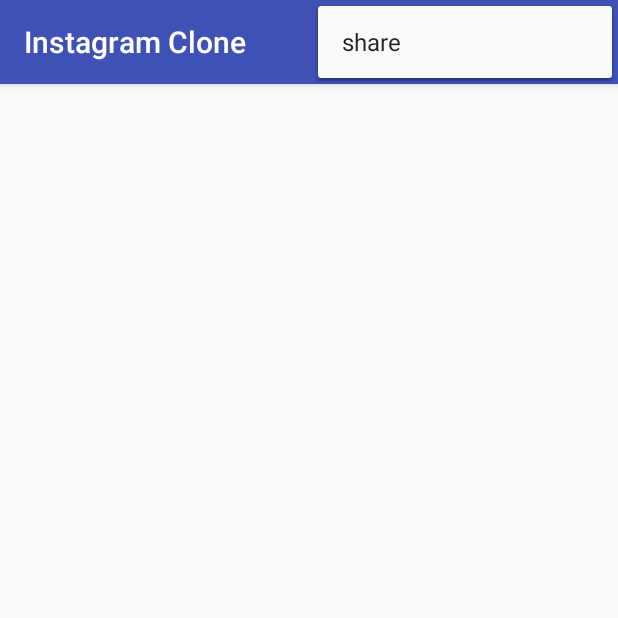
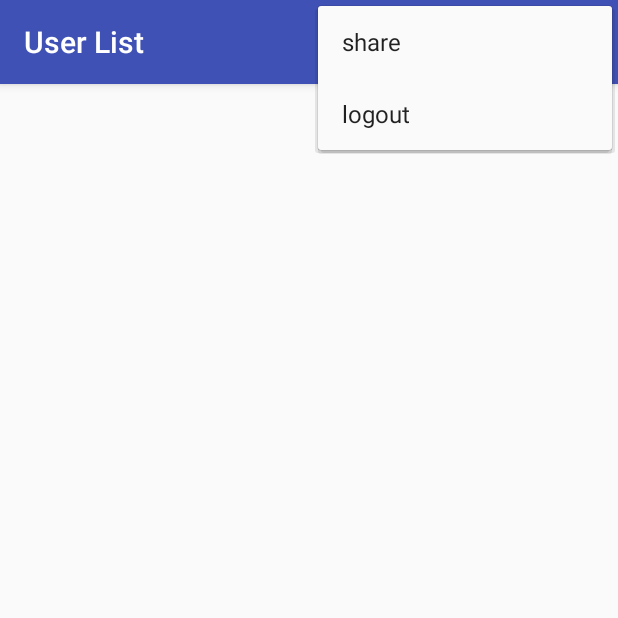
Before and after one commit to ADing4818/Instagram_Clone, an Android app: the UserListActivity screen opened directly, with no data from a screen before it, with the options menu open, on a phone screen of 412 x 824 dp, the top half of it. Run offline under Robolectric (Android 15) with nearby library versions, the phone set to English and light mode, and no system bars; libraries missing offline, so code that uses them is left out: com.parse; Roboto replaces fonts that are not available here; 4 statements that could not run were skipped.

Commit message:
When the user clicks on someone on the user list page, they can view the user's posts descending from their most recent post. Also, I added a logout button and made the title of each activity more appropriate depending on the activity the user is on.

```diff
--- a/app/src/main/AndroidManifest.xml
+++ b/app/src/main/AndroidManifest.xml
@@ -15,7 +15,8 @@
         android:roundIcon="@mipmap/ic_launcher_round"
         android:supportsRtl="true"
         android:theme="@style/AppTheme">
-        <activity android:name=".UserListActivity"></activity>
+        <activity android:name=".UserFeedActivity"></activity>
+        <activity android:name=".UserListActivity" />
         <activity android:name=".MainActivity">
             <intent-filter>
                 <action android:name="android.intent.action.MAIN" />
--- a/app/src/main/java/com/back4app/quickstartexampleapp/UserListActivity.java
+++ b/app/src/main/java/com/back4app/quickstartexampleapp/UserListActivity.java
@@ -14,6 +14,8 @@ import android.os.Bundle;
 import android.view.Menu;
 import android.view.MenuInflater;
 import android.view.MenuItem;
+import android.view.View;
+import android.widget.AdapterView;
 import android.widget.ArrayAdapter;
 import android.widget.ListView;
 
@@ -32,6 +34,8 @@ public class UserListActivity extends AppCompatActivity
     List<String> user_list;
     ArrayAdapter<String> adapter;
     Intent intent;
+    Intent intent_to_feed;
+    Intent intent_to_homepage;
     String username;
 
     @Override
@@ -39,6 +43,7 @@ public class UserListActivity extends AppCompatActivity
     {
         super.onCreate(savedInstanceState);
         setContentView(R.layout.activity_user_list);
+        setTitle("User List");
 
         my_listView = findViewById(R.id.listView);
         user_list = new ArrayList<>();
@@ -58,7 +63,17 @@ public class UserListActivity extends AppCompatActivity
         my_listView.setAdapter(adapter);
 
         intent = getIntent();
+        intent_to_feed = new Intent(getApplicationContext(), UserFeedActivity.class);
+        intent_to_homepage = new Intent(getApplicationContext(), MainActivity.class);
         username = intent.getStringExtra("username");
+
+        my_listView.setOnItemClickListener(new AdapterView.OnItemClickListener() {
+            @Override
+            public void onItemClick(AdapterView<?> adapterView, View view, int i, long l) {
+                intent_to_feed.putExtra("user_feed", user_list.get(i));
+                startActivity(intent_to_feed);
+            }
+        });
     }
 
     /* Creates Menu tab */
@@ -95,6 +110,10 @@ public class UserListActivity extends AppCompatActivity
             }
             else getPhoto();
         }
+        else if (item.getItemId() == R.id.logout) {
+            ParseUser.logOut();
+            startActivity(intent_to_homepage);
+        }
         return super.onOptionsItemSelected(item);
     }
 
--- a/app/src/main/res/menu/menu_main.xml
+++ b/app/src/main/res/menu/menu_main.xml
@@ -5,4 +5,8 @@
         android:title="@string/share"
         android:id="@+id/share" />
 
+    <item
+        android:title="logout"
+        android:id="@+id/logout" />
+
 </menu>
```
Also changed, not shown: app/src/main/java/com/back4app/quickstartexampleapp/UserFeedActivity.java (added, +74 -0 lines), app/src/main/res/layout/activity_user_feed.xml (added, +18 -0 lines).
